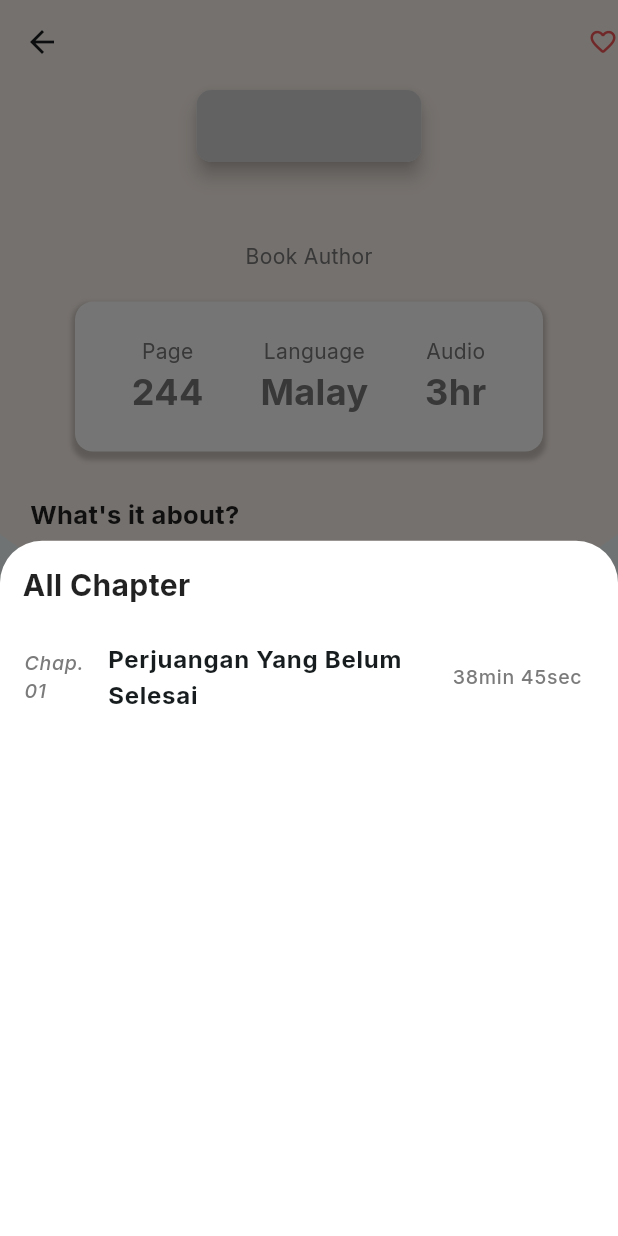
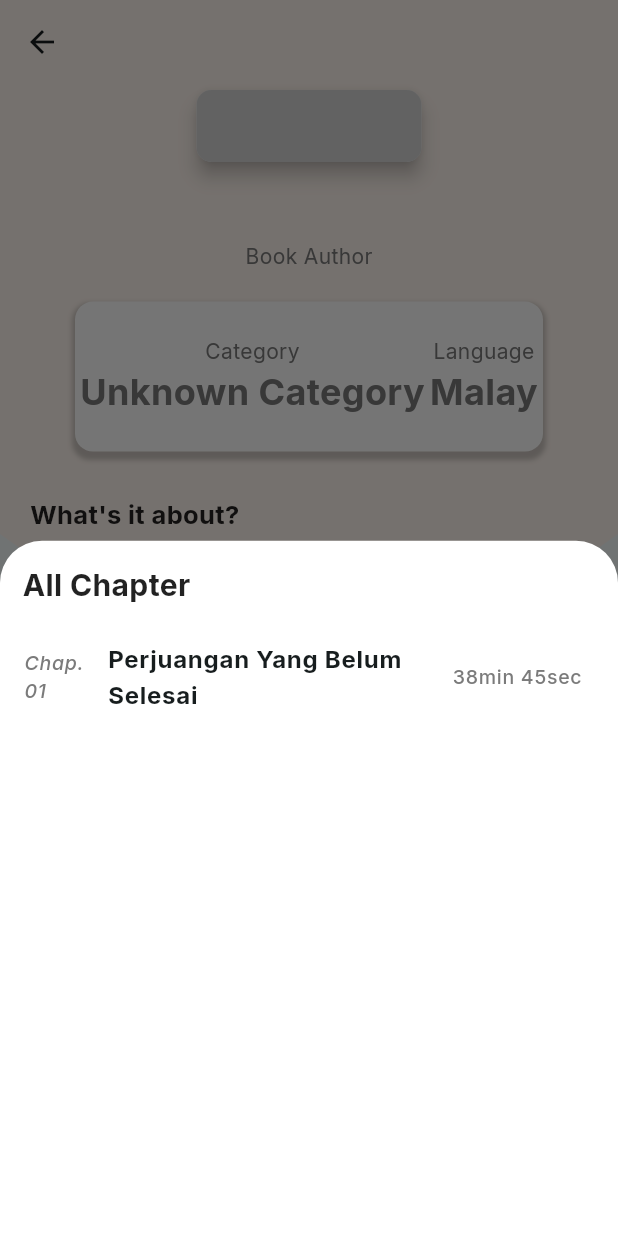
Before and after one commit to ilhanaquib/jendelaDBP, a Flutter app: the BookDetail screen opened directly with empty values, after a tap on "Chapter >", on a phone screen of 412 x 824 dp. Run offline on Flutter 3.47's test engine with Material 2 defaults, Android fonts, the phone set to English and light mode, and no system bars; drawn by our look-alikes of cached_network_image, like_button; our stand-ins replace bloc, connectivity_plus, custom_refresh_indicator, device_preview, equatable, flutter_bloc and 16 more; missing offline and left inert: empty_widget, epub_view, learning_language, msh_checkbox; accounts and stored records are empty; network calls fail.

Commit message:
changed the bookDetails screen to show book category

```diff
--- a/lib/components/audiobook/audiosInsideShelf.dart
+++ b/lib/components/audiobook/audiosInsideShelf.dart
@@ -94,6 +94,7 @@ class _AudiosInsideShelfState extends State<AudiosInsideShelf> {
                               bookTitle: bookSpecific.name!,
                               bookDesc: bookSpecific.description!,
                               bookPrice: bookSpecific.price!,
+                              bookCategory: bookSpecific.product_category!,
                               bookBox: widget.bookBox,
                             ),
                           ),
--- a/lib/components/bookshelf/booksInsideShelf.dart
+++ b/lib/components/bookshelf/booksInsideShelf.dart
@@ -12,7 +12,6 @@ import 'package:jendela_dbp/controllers/likedBooksManagement.dart';
 import 'package:jendela_dbp/hive/models/hiveBookModel.dart';
 import 'package:jendela_dbp/stateManagement/cubits/likedStatusCubit.dart';
 import 'package:jendela_dbp/view/pages/bookDetails.dart';
-
 
 class BooksInsideShelf extends StatefulWidget {
   final List<dynamic> dataBooks;
@@ -127,6 +126,7 @@ class _BooksInsideShelfState extends State<BooksInsideShelf> {
                               bookTitle: bookSpecific.name!,
                               bookDesc: bookSpecific.description!,
                               bookPrice: bookSpecific.price!,
+                              bookCategory: bookSpecific.product_category!,
                               likedStatusBox: likedStatusBox,
                               bookBox: widget.bookBox,
                             ),
@@ -185,6 +185,7 @@ class _BooksInsideShelfState extends State<BooksInsideShelf> {
                                           book.isFavorite = newLikedStatus;
                                           widget.bookBox.put(key, book);
 
+
                                           if (newLikedStatus) {
                                             widget.likedBooksBox.put(key, book);
                                           } else {
@@ -203,8 +204,8 @@ class _BooksInsideShelfState extends State<BooksInsideShelf> {
                                             Icon(
                                               Icons.favorite,
                                               color:
-                                                  getCircleAvatarBackgroundColor(
-                                                      key),
+                                              getCircleAvatarBackgroundColor(
+                                                  key),
                                               size: 30,
                                             ),
                                             const Icon(
--- a/lib/components/home/searchDelegate.dart
+++ b/lib/components/home/searchDelegate.dart
@@ -88,6 +88,7 @@ class BookSearchDelegate extends SearchDelegate<String> {
                     bookTitle: searchResults[index].name!,
                     bookDesc: searchResults[index].description!,
                     bookPrice: searchResults[index].price!,
+                    bookCategory: searchResults[index].product_category!,
                     bookFavorite: searchResults[index].isFavorite,
                   ),
                 );
@@ -165,6 +166,7 @@ class BookSearchDelegate extends SearchDelegate<String> {
                     bookTitle: suggestionList[index].name!,
                     bookDesc: suggestionList[index].description!,
                     bookPrice: suggestionList[index].price!,
+                    bookCategory: suggestionList[index].product_category!,
                     bookFavorite: suggestionList[index].isFavorite,
                   ),
                 );
--- a/lib/view/pages/allBooks.dart
+++ b/lib/view/pages/allBooks.dart
@@ -471,6 +471,7 @@ class _AllBooksState extends State<AllBooks> {
                                       bookTitle: bookSpecific.name!,
                                       bookDesc: bookSpecific.description!,
                                       bookPrice: bookSpecific.price!,
+                                      bookCategory: bookSpecific.product_category!,
                                       likedStatusBox: likedStatusBox,
                                       bookBox: widget.bookBox,
                                     ),
--- a/lib/view/pages/bookDetails.dart
+++ b/lib/view/pages/bookDetails.dart
@@ -2,6 +2,7 @@ import 'package:flutter/material.dart';
 
 import 'package:cached_network_image/cached_network_image.dart';
 import 'package:hive_flutter/hive_flutter.dart';
+import 'package:jendela_dbp/controllers/globalVar.dart';
 import 'package:jendela_dbp/view/pages/audiobooks.dart';
 import 'package:like_button/like_button.dart';
 import 'package:flutter_bloc/flutter_bloc.dart';
@@ -20,6 +21,7 @@ class BookDetail extends StatefulWidget {
       required this.bookTitle,
       required this.bookDesc,
       required this.bookPrice,
+      required this.bookCategory,
       this.bookFavorite,
       this.likedStatusBox,
       this.bookBox});
@@ -30,6 +32,7 @@ class BookDetail extends StatefulWidget {
   final String bookDesc;
   final String bookPrice;
   final bool? bookFavorite;
+  final String bookCategory;
   final Box<bool>? likedStatusBox;
   final Box<HiveBookAPI>? bookBox;
 
@@ -91,32 +94,54 @@ class _BookDetailState extends State<BookDetail> {
 
   @override
   Widget build(BuildContext context) {
+    String getCategory(String category) {
+      final categoryMap = {
+        GlobalVar.kategori1: GlobalVar.kategori1Title,
+        GlobalVar.kategori2: GlobalVar.kategori2Title,
+        GlobalVar.kategori3: GlobalVar.kategori3Title,
+        GlobalVar.kategori4: GlobalVar.kategori4Title,
+        GlobalVar.kategori5: GlobalVar.kategori5Title,
+        GlobalVar.kategori6: GlobalVar.kategori6Title,
+        GlobalVar.kategori7: GlobalVar.kategori7Title,
+        GlobalVar.kategori8: GlobalVar.kategori8Title,
+        GlobalVar.kategori9: GlobalVar.kategori9Title,
+        GlobalVar.kategori10: GlobalVar.kategori10Title,
+        GlobalVar.kategori11: GlobalVar.kategori11Title,
+        GlobalVar.kategori12: GlobalVar.kategori12Title,
+        GlobalVar.kategori13: GlobalVar.kategori13Title,
+        GlobalVar.kategori14: GlobalVar.kategori14Title,
+        GlobalVar.kategori15: GlobalVar.kategori15Title,
+        GlobalVar.kategori16: GlobalVar.kategori16Title,
+      };
+      return categoryMap[category] ?? 'Unknown Category';
+    }
+
     return Scaffold(
       appBar: AppBar(
         backgroundColor: const Color.fromARGB(255, 255, 246, 239),
-        actions: [
-          LikeButton(
-            size: 20,
-            bubblesColor: const BubblesColor(
-              dotPrimaryColor: Color.fromARGB(255, 245, 88, 88),
-              dotSecondaryColor: Colors.white,
-            ),
-            isLiked: _isBookLiked,
-            onTap: (isLiked) async {
-              _toggleLikedStatus(); // Toggle the liked status (void function)
-              return !_isBookLiked; // Return the new liked status
-            },
-            likeBuilder: (bool isLiked) {
-              return Icon(
-                isLiked
-                    ? Icons.favorite_rounded
-                    : Icons.favorite_border_rounded,
-                color: Color(0xfff55858),
-                size: 20,
-              );
-            },
-          ),
-        ],
+        // actions: [
+        //   LikeButton(
+        //     size: 20,
+        //     bubblesColor: const BubblesColor(
+        //       dotPrimaryColor: Color.fromARGB(255, 245, 88, 88),
+        //       dotSecondaryColor: Colors.white,
+        //     ),
+        //     isLiked: _isBookLiked,
+        //     onTap: (isLiked) async {
+        //       _toggleLikedStatus(); // Toggle the liked status (void function)
+        //       return !_isBookLiked; // Return the new liked status
+        //     },
+        //     likeBuilder: (bool isLiked) {
+        //       return Icon(
+        //         isLiked
+        //             ? Icons.favorite_rounded
+        //             : Icons.favorite_border_rounded,
+        //         color: Color(0xfff55858),
+        //         size: 20,
+        //       );
+        //     },
+        //   ),
+        // ],
       ),
       body: CustomScrollView(
         slivers: [
@@ -173,7 +198,8 @@ class _BookDetailState extends State<BookDetail> {
                         const Text(
                           'Book Author',
                           style: TextStyle(
-                              color: Color.fromARGB(255, 123, 123, 123)),
+                            color: Color.fromARGB(255, 123, 123, 123),
+                          ),
                         ),
                         Container(
                           height: 100,
@@ -193,21 +219,21 @@ class _BookDetailState extends State<BookDetail> {
                               ),
                             ],
                           ),
-                          child: const Row(
+                          child: Row(
                             mainAxisAlignment: MainAxisAlignment.spaceEvenly,
                             children: [
                               Column(
                                 mainAxisAlignment: MainAxisAlignment.center,
                                 children: [
-                                  Text(
-                                    'Page',
+                                  const Text(
+                                    'Category',
                                     style: TextStyle(
                                         color:
                                             Color.fromARGB(255, 123, 123, 123)),
                                   ),
                                   Text(
-                                    '244',
-                                    style: TextStyle(
+                                    getCategory(widget.bookCategory),
+                                    style: const TextStyle(
                                         fontSize: 24,
                                         fontWeight: FontWeight.bold,
                                         color:
@@ -215,7 +241,7 @@ class _BookDetailState extends State<BookDetail> {
                                   )
                                 ],
                               ),
-                              Column(
+                              const Column(
                                 mainAxisAlignment: MainAxisAlignment.center,
                                 children: [
                                   Text(
@@ -226,25 +252,6 @@ class _BookDetailState extends State<BookDetail> {
                                   ),
                                   Text(
                                     'Malay',
-                                    style: TextStyle(
-                                        fontSize: 24,
-                                        fontWeight: FontWeight.bold,
-                                        color:
-                                            Color.fromARGB(255, 123, 123, 123)),
-                                  )
-                                ],
-                              ),
-                              Column(
-                                mainAxisAlignment: MainAxisAlignment.center,
-                                children: [
-                                  Text(
-                                    'Audio',
-                                    style: TextStyle(
-                                        color:
-                                            Color.fromARGB(255, 123, 123, 123)),
-                                  ),
-                                  Text(
-                                    '3hr',
                                     style: TextStyle(
                                         fontSize: 24,
                                         fontWeight: FontWeight.bold,
@@ -314,7 +321,8 @@ class _BookDetailState extends State<BookDetail> {
                                                 255, 235, 127, 35),
                                             fontWeight: FontWeight.bold,
                                             fontSize: 15),
-                                      )),
+                                      ),
+                                    ),
                                   ],
                                 ),
                               ),
@@ -324,8 +332,10 @@ class _BookDetailState extends State<BookDetail> {
                                   OutlinedButton(
                                     style: OutlinedButton.styleFrom(
                                       side: const BorderSide(
-                                            color: Color.fromARGB(
-                                                255, 235, 127, 35))),
+                                        color:
+                                            Color.fromARGB(255, 235, 127, 35),
+                                      ),
+                                    ),
                                     onPressed: () {
                                       // 1. check if the book is purchased
                                       // 2. if book isnt purchased, should buy
@@ -353,16 +363,18 @@ class _BookDetailState extends State<BookDetail> {
                                           )
                                         ],
                                       ),
-                                    )),
+                                    ),
+                                  ),
                                   const SizedBox(
                                     width: 29,
                                   ),
                                   OutlinedButton(
                                     style: OutlinedButton.styleFrom(
-                                    backgroundColor:
-                                        const Color.fromARGB(255, 235, 127, 35),
+                                      backgroundColor: const Color.fromARGB(
+                                          255, 235, 127, 35),
                                       side: const BorderSide(
-                                      color: Color.fromARGB(255, 235, 127, 35),
+                                        color:
+                                            Color.fromARGB(255, 235, 127, 35),
                                       ),
                                     ),
                                     onPressed: () {
@@ -390,7 +402,8 @@ class _BookDetailState extends State<BookDetail> {
                                           ),
                                           Text(
                                             'Play Book',
-                                          style: TextStyle(color: Colors.white),
+                                            style:
+                                                TextStyle(color: Colors.white),
                                           )
                                         ],
                                       ),
@@ -401,7 +414,8 @@ class _BookDetailState extends State<BookDetail> {
                             ],
                           )
                         ],
-                    )),
+                      ),
+                    ),
                   )
                 ],
               ),
--- a/pubspec.yaml
+++ b/pubspec.yaml
@@ -73,6 +73,7 @@ dependencies:
   html: ^0.15.4
   msh_checkbox: ^2.0.1
   text_scroll: ^0.2.0
+  learning_language: ^0.0.4
 
 
 
```
Also changed, not shown: lib/components/persistentBottomNavBar.dart (+14 -1 lines), lib/view/pages/savedBooks.dart (+5 -4 lines), lib/view/pages/test.dart (added, +36 -0 lines), pubspec.lock, 1 other file. Lines whose indentation alone changed are shown as unchanged.
